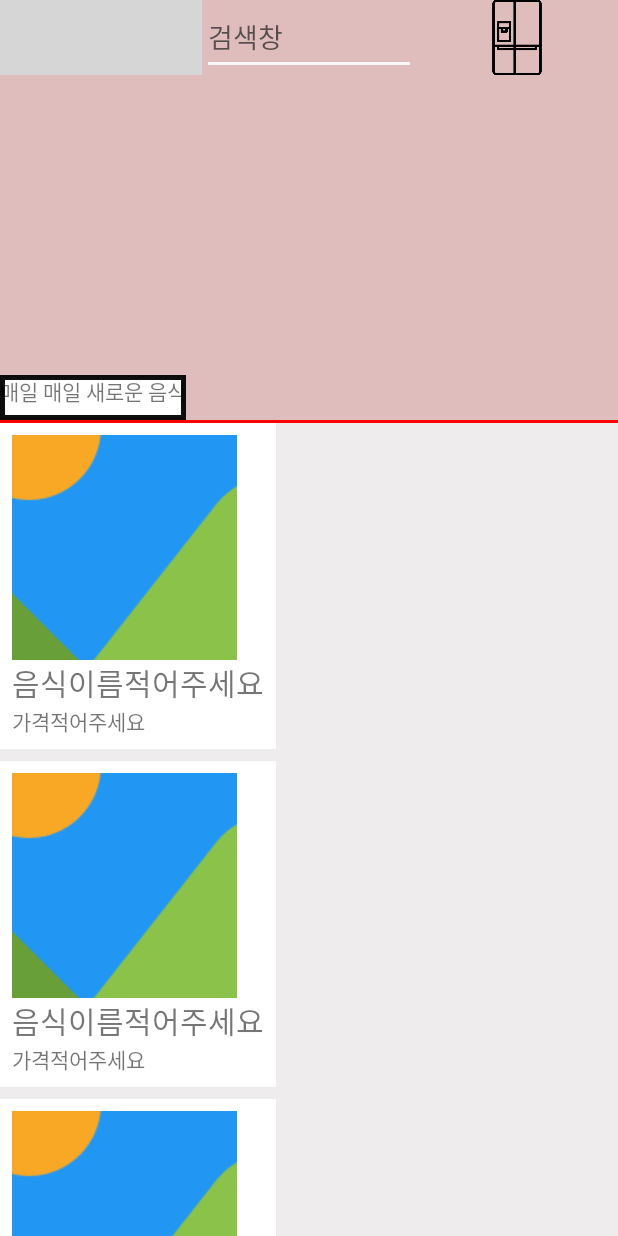
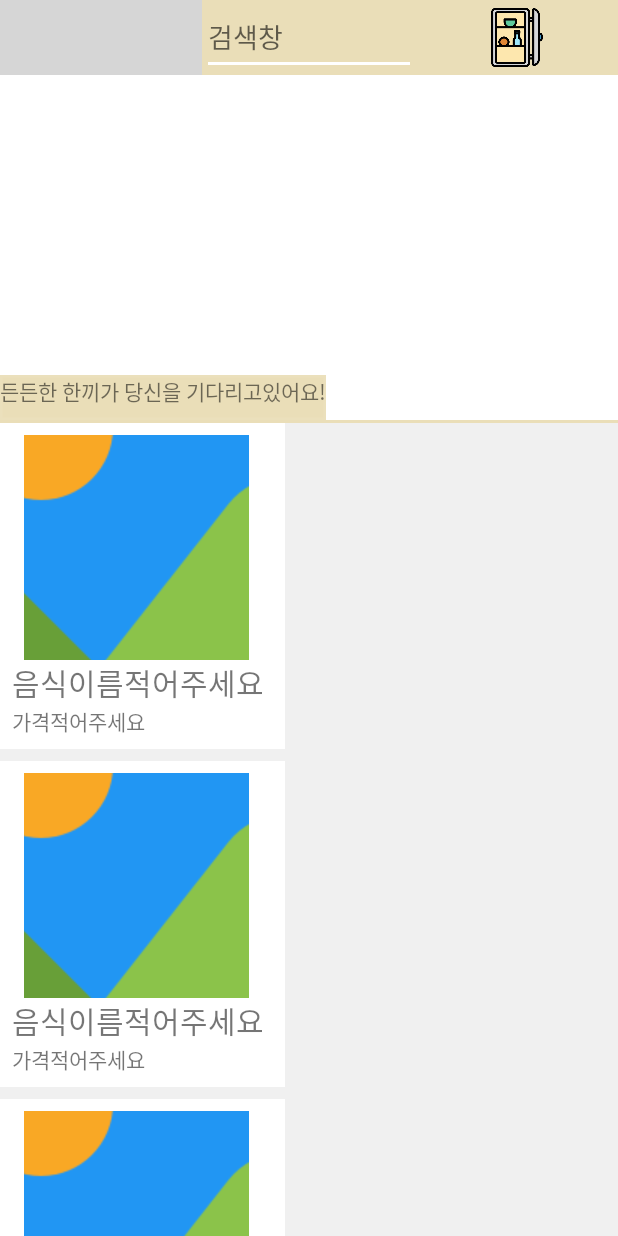
Before and after one commit to yeezze/JavaOnTheTop, an Android app: the layout activity_main.xml on its own in the app's theme, with its tools: preview values and no code run, on a phone screen of 412 x 824 dp. Run offline under Robolectric (Android 15) with nearby library versions, the phone set to English and light mode, and no system bars; grey boxes are pictures that could not be loaded.

Commit message:
#혜원 디자인 메인,서브 레이아웃 색상변경 냉장고 로고변경 메인,서브,아이템,배너 폰트 변경 아이템 레이아웃 너비조정, 버튼 위치 조정(간격)

```diff
--- a/app/src/main/res/layout/activity_main.xml
+++ b/app/src/main/res/layout/activity_main.xml
@@ -4,7 +4,7 @@
     xmlns:tools="http://schemas.android.com/tools"
     android:layout_width="match_parent"
     android:layout_height="match_parent"
-    android:background="#DFBDBD"
+    android:background="#FFFFFF"
     android:orientation="vertical"
     tools:context=".MainActivity">
 
@@ -13,6 +13,7 @@
         android:id="@+id/linear1"
         android:layout_width="match_parent"
         android:layout_height="wrap_content"
+        android:background="#EADEB8"
         android:weightSum="3">
 
         <ImageView
@@ -26,8 +27,11 @@
             android:layout_width="wrap_content"
             android:layout_height="50dp"
             android:layout_weight="1"
-            android:backgroundTint="#FAF6F6"
-            android:hint="검색창" />
+            android:backgroundTint="#FFFFFF"
+            android:hint="검색창"
+            android:fontFamily="@font/imcresoojin"
+
+            />
 
         <ImageButton
             android:id="@+id/scrap"
@@ -36,7 +40,7 @@
             android:layout_weight="1"
             android:background="#00000000"
             android:scaleType="fitCenter"
-            android:src="@drawable/icon1" />
+            android:src="@drawable/fridge" />
     </LinearLayout>
 
     <!--Body-->
@@ -55,12 +59,14 @@
             android:layout_width="wrap_content"
             android:layout_height="30dp"
             android:background="@drawable/round_background"
-            android:text="매일 매일 새로운 음식" />
+            android:backgroundTint="#EADEB8"
+            android:fontFamily="@font/imcresoojin"
+            android:text="든든한 한끼가 당신을 기다리고있어요!" />
 
         <View
             android:layout_width="match_parent"
             android:layout_height="2dp"
-            android:background="#FFFF0000" />
+            android:background="#EADEB8" />
 
         <LinearLayout
             android:layout_width="match_parent"
--- a/app/src/main/res/layout/banner.xml
+++ b/app/src/main/res/layout/banner.xml
@@ -21,5 +21,7 @@
         android:layout_width="wrap_content"
         android:layout_height="30dp"
         android:background="@drawable/round_background"
-        android:text="매일 매일 새로운 음식" />
+        android:text="매일 매일 새로운 음식"
+        android:fontFamily="@font/imcresoojin"
+        />
 </LinearLayout>
--- a/app/src/main/res/layout/item.xml
+++ b/app/src/main/res/layout/item.xml
@@ -2,12 +2,12 @@
 <LinearLayout xmlns:android="http://schemas.android.com/apk/res/android"
     xmlns:app="http://schemas.android.com/apk/res-auto"
     xmlns:tools="http://schemas.android.com/tools"
-    android:layout_width="wrap_content"
+    android:layout_width="190dp"
     android:layout_height="wrap_content"
     android:layout_marginBottom="8dp"
-    android:padding="8dp"
     android:background="@android:color/white"
-    android:orientation="vertical">
+    android:orientation="vertical"
+    android:padding="8dp">
 
     <!--
     * Created by 태섭 on 2021-11-09
@@ -17,6 +17,7 @@
         android:id="@+id/imageBtn"
         android:layout_width="150dp"
         android:layout_height="150dp"
+        android:layout_marginLeft="8dp"
         android:src="@drawable/icon2" />
 
     <TextView
@@ -24,11 +25,13 @@
         android:layout_width="wrap_content"
         android:layout_height="wrap_content"
         android:text="음식이름적어주세요"
-        android:textSize="20dp" />
+        android:textSize="20dp"
+        android:fontFamily="@font/imcresoojin"/>
 
     <TextView
         android:id="@+id/text2"
         android:layout_width="wrap_content"
         android:layout_height="wrap_content"
-        android:text="가격적어주세요" />
+        android:text="가격적어주세요"
+        android:fontFamily="@font/imcresoojin"/>
 </LinearLayout>
```
Also changed, not shown: app/src/main/res/font/font.xml (added, +11 -0 lines), app/src/main/res/layout/activity_sub_menu.xml (+6 -2 lines), app/src/main/res/drawable/fridge.png (added), 1 other file.
